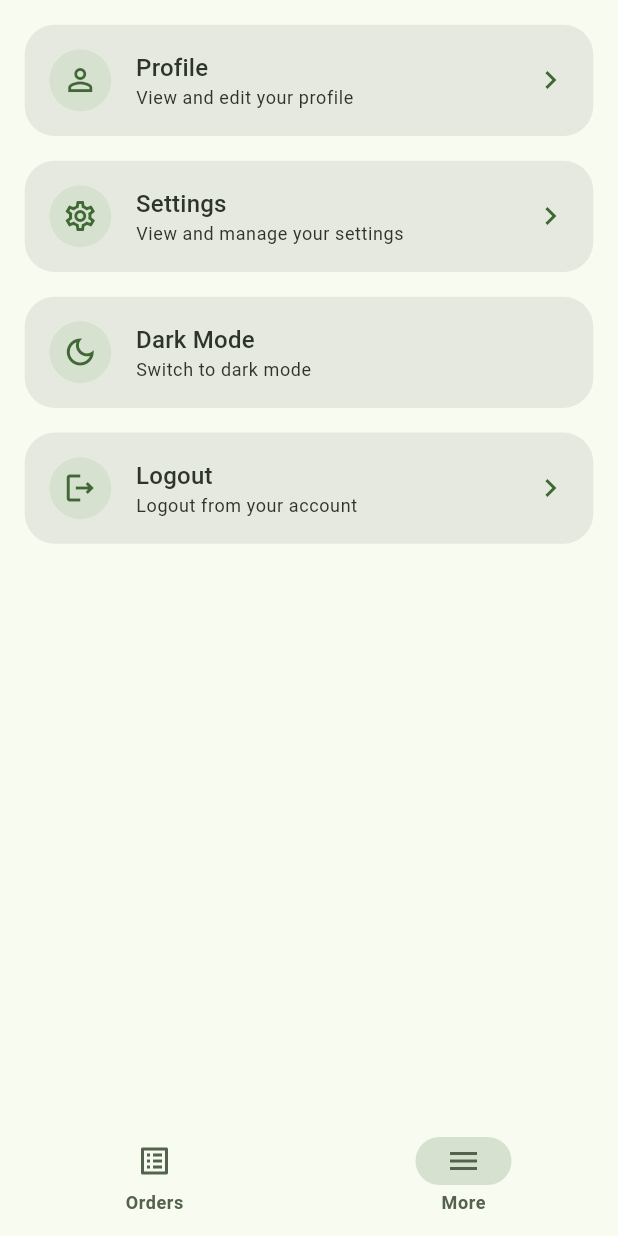
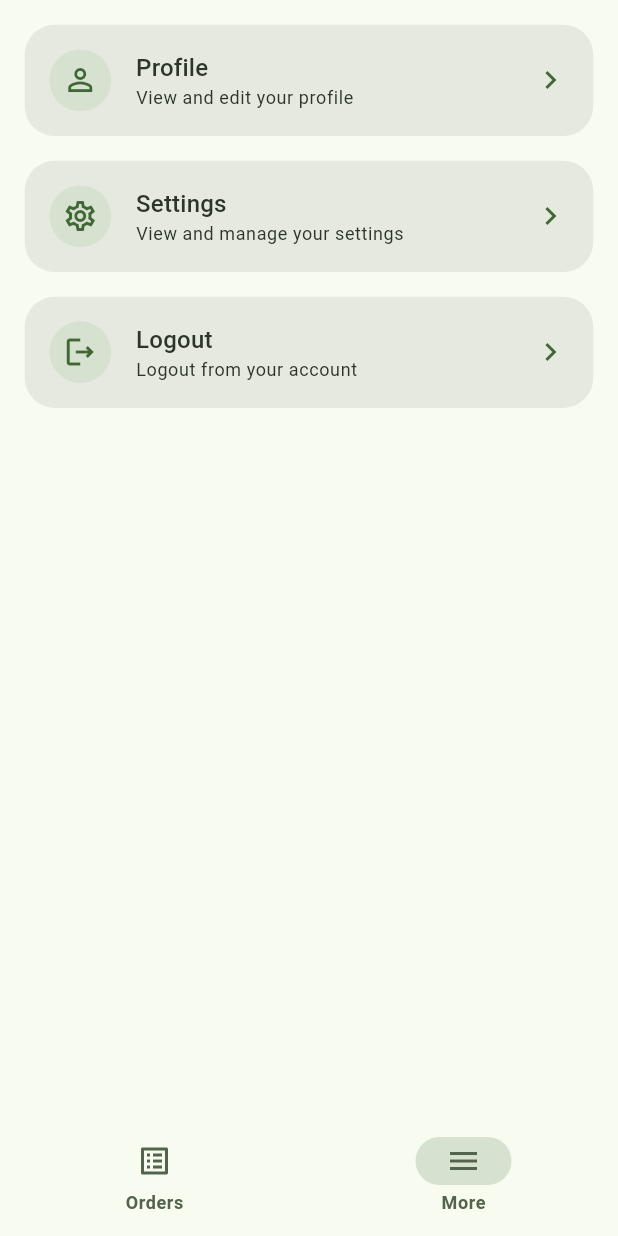
Before and after one commit to Pavel401/DineSync, a Flutter app: the ChefHomeView screen opened directly, item 2 of the bottom bar chosen, on a phone screen of 412 x 824 dp. Run offline on Flutter 3.47's test engine with Material 3 defaults, Android fonts, the phone set to English and light mode, and no system bars; drawn by our look-alikes of flutter_bounceable; our stand-ins replace cached_network_image, cloud_firestore, dotted_border, dotted_line, equatable, firebase_auth and 16 more; missing offline and left inert: flutter_swipe_button; accounts and stored records are empty.

Commit message:
Comment out theme switcher widget in ChefMoreView for future reference

```diff
--- a/lib/app/modules/Chef App/More/views/chef_more_view.dart
+++ b/lib/app/modules/Chef App/More/views/chef_more_view.dart
@@ -51,21 +51,21 @@ class _ChefMoreViewState extends State<ChefMoreView> {
 
             SizedBox(height: 2.h),
 
-            // Switch Theme
-            CafeMoreTileWidget(
-              showRightArrow: false,
-              icon: Get.isDarkMode
-                  ? Icons.light_mode_outlined
-                  : Icons.dark_mode_outlined,
-              title: Get.isDarkMode ? 'Light Mode' : 'Dark Mode',
-              subtitle: Get.isDarkMode
-                  ? 'Switch to light mode'
-                  : 'Switch to dark mode',
-              onTap: () {
-                themeProvider.toggleTheme();
-              },
-            ),
-            SizedBox(height: 2.h),
+            // // Switch Theme
+            // CafeMoreTileWidget(
+            //   showRightArrow: false,
+            //   icon: Get.isDarkMode
+            //       ? Icons.light_mode_outlined
+            //       : Icons.dark_mode_outlined,
+            //   title: Get.isDarkMode ? 'Light Mode' : 'Dark Mode',
+            //   subtitle: Get.isDarkMode
+            //       ? 'Switch to light mode'
+            //       : 'Switch to dark mode',
+            //   onTap: () {
+            //     themeProvider.toggleTheme();
+            //   },
+            // ),
+            // SizedBox(height: 2.h),
 
             CafeMoreTileWidget(
               icon: Icons.logout_outlined,
```
